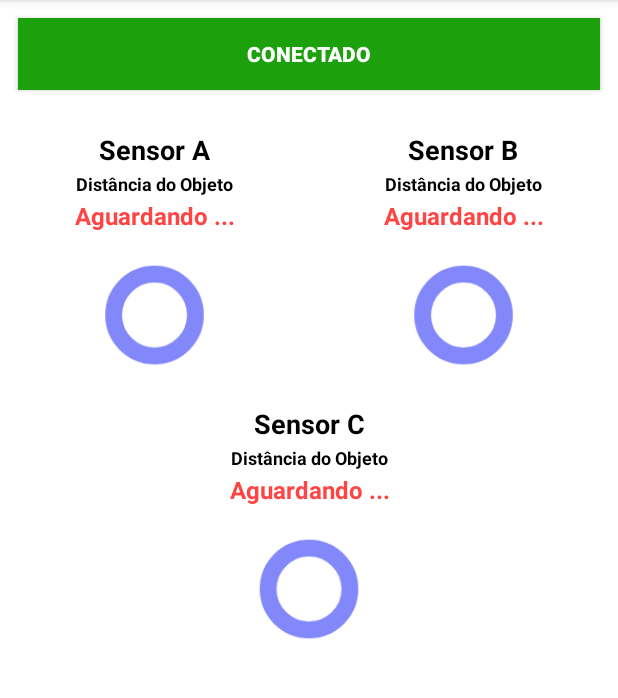
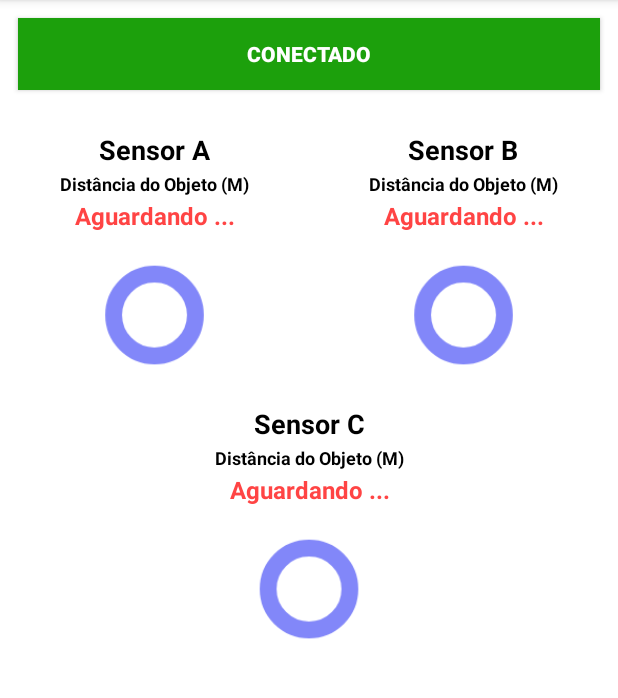
Before and after one commit to juniorcarvalho07/Visual-IoT, an Android app: the screen it shows after launch (MainActivity), on a phone screen of 412 x 824 dp, the part 84-782 px from its top. Run offline under Robolectric (Android 15) with nearby library versions, the phone set to English and light mode, and no system bars.

Commit message:
Atualizando o Projeto

```diff
--- a/Visual-IoT/app/src/main/java/com/example/danielasenna/visualiot/ConnectionThread.java
+++ b/Visual-IoT/app/src/main/java/com/example/danielasenna/visualiot/ConnectionThread.java
@@ -40,6 +40,13 @@ public class ConnectionThread extends Thread{
 
         this.server = false;
         this.btDevAddress = btDevAddress;
+
+        MAC();
+    }
+
+
+    public boolean MAC(){
+        return btDevAddress != null;
     }
 
 
--- a/Visual-IoT/app/src/main/res/layout/activity_main.xml
+++ b/Visual-IoT/app/src/main/res/layout/activity_main.xml
@@ -75,7 +75,7 @@
             android:layout_height="wrap_content"
             android:layout_marginTop="2dp"
             android:layout_weight="1"
-            android:text="Distância do Objeto"
+            android:text="Distância do Objeto (M)"
             android:textAlignment="center"
             android:textColor="@android:color/black"
             android:textSize="12sp"
@@ -90,7 +90,7 @@
             android:layout_height="wrap_content"
             android:layout_marginTop="2dp"
             android:layout_weight="1"
-            android:text="Distância do Objeto"
+            android:text="Distância do Objeto (M)"
             android:textAlignment="center"
             android:textColor="@android:color/black"
             android:textSize="12sp"
@@ -196,7 +196,7 @@
             android:layout_height="wrap_content"
             android:layout_marginTop="2dp"
             android:layout_weight="1"
-            android:text="Distância do Objeto"
+            android:text="Distância do Objeto (M)"
             android:textAlignment="center"
             android:textColor="@android:color/black"
             android:textSize="12sp"
```
Also changed, not shown: Visual-IoT/app/src/main/java/com/example/danielasenna/visualiot/MainActivity.java (+5 -45 lines), 2 other files.
